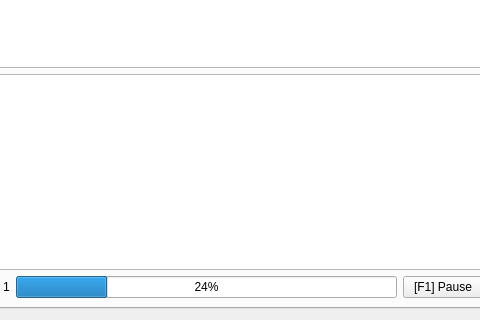
SuWeipeng/EnglishPractice, file ui/EnglishPractice.ui: the form before one commit; both pictures show x 105 to 585 and y 376 to 696 of the 1040 by 696 pixel window.
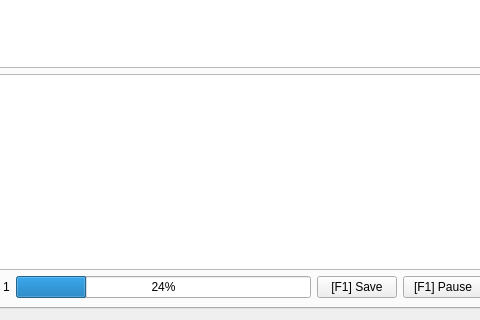
The form after the commit. The open tabs and pages were chosen to show the change.

Diff of the .ui file:
```diff
--- a/ui/EnglishPractice.ui
+++ b/ui/EnglishPractice.ui
@@ -619,6 +619,16 @@
            </property>
           </widget>
          </item>
+         <item>
+          <widget class="QPushButton" name="pushButton_32">
+           <property name="text">
+            <string>[F1] Save</string>
+           </property>
+           <property name="shortcut">
+            <string>F1</string>
+           </property>
+          </widget>
+         </item>
          <item>
           <widget class="QPushButton" name="pushButton_31">
            <property name="enabled">
```
